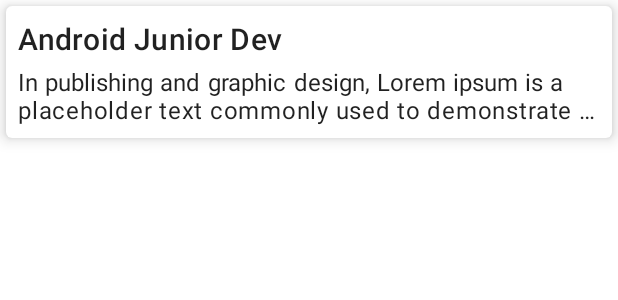
After one commit to KaungMaw-Aung/todo, an Android app: the layout item_recycler_note.xml on its own in the app's theme, with its tools: preview values and no code run, on a phone screen of 412 x 824 dp. The commit adds this screen. Shown: the top 300 px of the screen. Run offline under Robolectric (Android 15) with nearby library versions, the phone set to English and light mode, and no system bars.

Commit message:
- added TodoListAdapter - display notes - added NavExtension and avoid repeated network calls on configuration changes

```diff
--- a/app/src/main/java/com/kaungmaw/todo/home/TodoListViewModel.kt
+++ b/app/src/main/java/com/kaungmaw/todo/home/TodoListViewModel.kt
@@ -37,4 +37,5 @@ class TodoListViewModel: ViewModel() {
     init {
         getNotes()
     }
+
 }
--- /dev/null
+++ b/app/src/main/res/layout/item_recycler_note.xml
@@ -0,0 +1,36 @@
+<?xml version="1.0" encoding="utf-8"?>
+<com.google.android.material.card.MaterialCardView xmlns:android="http://schemas.android.com/apk/res/android"
+    xmlns:app="http://schemas.android.com/apk/res-auto"
+    xmlns:tools="http://schemas.android.com/tools"
+    android:layout_width="match_parent"
+    android:layout_height="wrap_content"
+    android:layout_margin="4dp"
+    app:cardElevation="6dp">
+
+    <LinearLayout
+        android:layout_width="match_parent"
+        android:layout_height="wrap_content"
+        android:orientation="vertical"
+        android:padding="8dp">
+
+        <TextView
+            android:id="@+id/tv_item_title"
+            android:layout_width="wrap_content"
+            android:layout_height="wrap_content"
+            android:textAppearance="?attr/textAppearanceHeadline6"
+            tools:text="Android Junior Dev" />
+
+        <TextView
+            android:id="@+id/tv_item_note"
+            android:layout_width="wrap_content"
+            android:layout_height="wrap_content"
+            android:layout_marginTop="4dp"
+            android:ellipsize="end"
+            android:justificationMode="inter_word"
+            android:maxLines="2"
+            android:textAppearance="?attr/textAppearanceBody1"
+            tools:text="In publishing and graphic design, Lorem ipsum is a placeholder text commonly used to demonstrate the visual form of a document or a typeface without relying on meaningful content. Lorem ipsum may be used as a placeholder before final copy is available." />
+
+    </LinearLayout>
+
+</com.google.android.material.card.MaterialCardView>
```
Also changed, not shown: app/src/main/java/com/kaungmaw/todo/createmodify/ItemCreateModifyFragment.kt (+6 -1 lines), app/src/main/java/com/kaungmaw/todo/extensions/NavExtension.kt (added, +26 -0 lines), app/src/main/java/com/kaungmaw/todo/home/TodoListAdapter.kt (added, +46 -0 lines), app/src/main/java/com/kaungmaw/todo/home/TodoListFragment.kt (+18 -5 lines), app/src/main/res/layout/fragment_todo_list.xml (+8 -0 lines).
